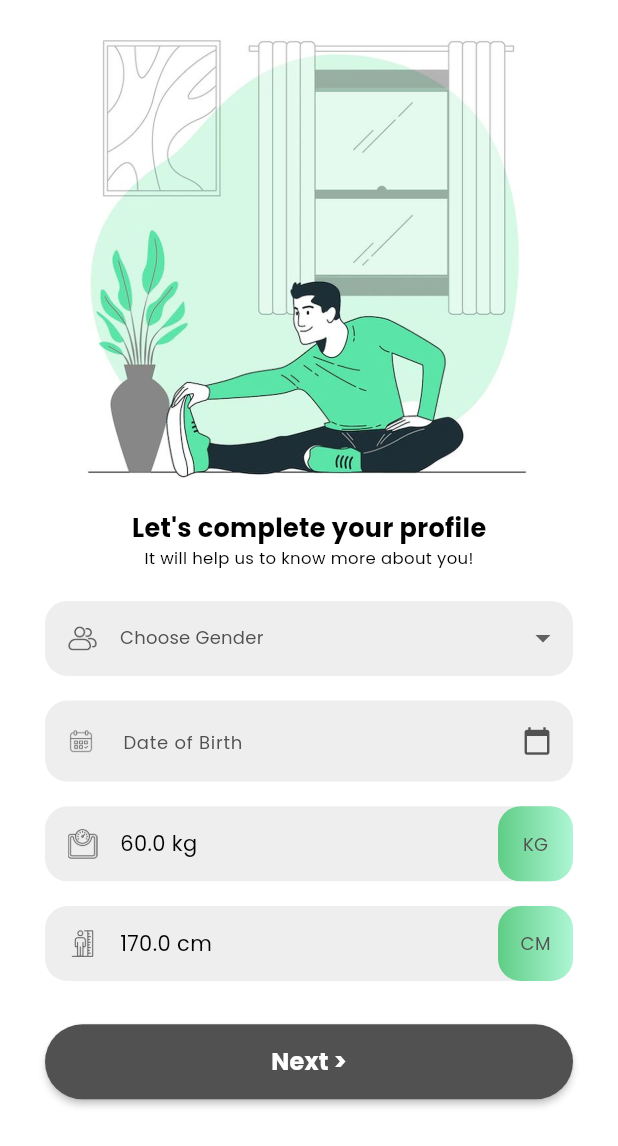
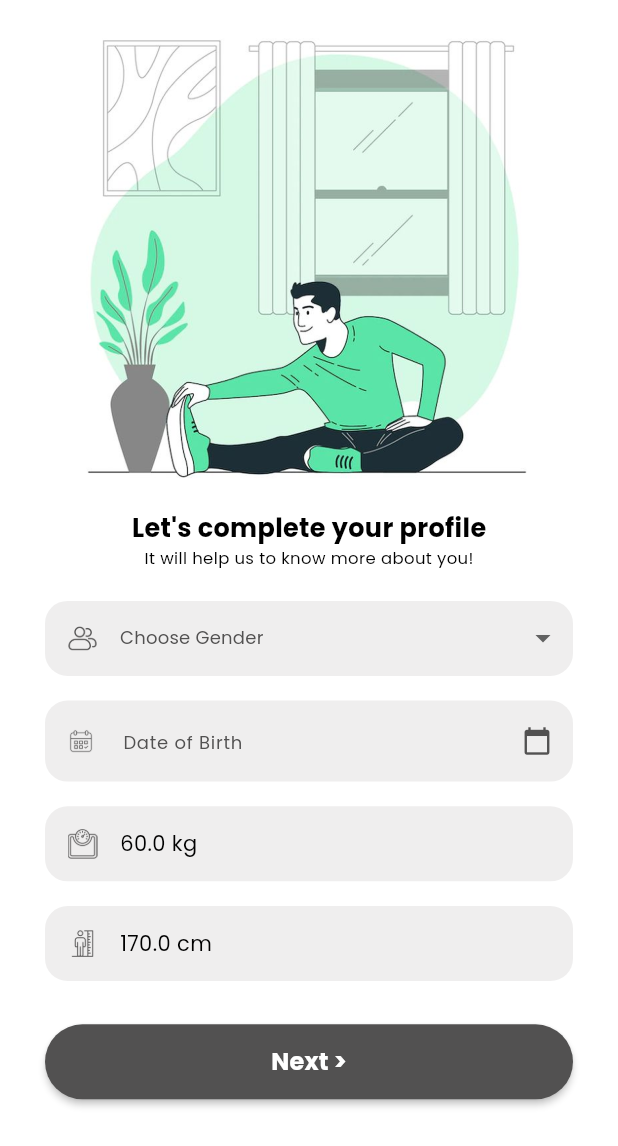
Before and after one commit to rej43/fitrack_new, a Flutter app: the CompleteProfileView screen opened directly, on a phone screen of 412 x 824 dp. Shown: the top 1146 px of the screen. Run offline on Flutter 3.47's test engine with Material 3 defaults, Android fonts, the phone set to English and light mode, and no system bars; our stand-ins replace carousel_slider.

Commit message:
removed kg and cm button

```diff
--- a/lib/view/login/complete_profile_view.dart
+++ b/lib/view/login/complete_profile_view.dart
@@ -190,7 +190,7 @@ class _CompleteProfileViewState extends State<CompleteProfileView> {
                                                     child: Text(
                                                       name,
                                                       style: TextStyle(
-                                                        color: TColor.grey,
+                                                        color: TColor.black,
                                                         fontSize: 14,
                                                       ),
                                                     ),
@@ -281,24 +281,6 @@ class _CompleteProfileViewState extends State<CompleteProfileView> {
                                   ),
                                 ),
                               ),
-                              rightWidget: Container(
-                                width: 50,
-                                height: 50,
-                                alignment: Alignment.center,
-                                decoration: BoxDecoration(
-                                  gradient: LinearGradient(
-                                    colors: TColor.primaryG,
-                                  ),
-                                  borderRadius: BorderRadius.circular(15),
-                                ),
-                                child: Text(
-                                  "KG",
-                                  style: TextStyle(
-                                    color: TColor.grey,
-                                    fontSize: 12,
-                                  ),
-                                ),
-                              ),
                             ),
                             if (_weightErrorText != null)
                               Padding(
@@ -339,24 +321,6 @@ class _CompleteProfileViewState extends State<CompleteProfileView> {
                                       color: TColor.black,
                                       fontSize: 14,
                                     ),
-                                  ),
-                                ),
-                              ),
-                              rightWidget: Container(
-                                width: 50,
-                                height: 50,
-                                alignment: Alignment.center,
-                                decoration: BoxDecoration(
-                                  gradient: LinearGradient(
-                                    colors: TColor.primaryG,
-                                  ),
-                                  borderRadius: BorderRadius.circular(15),
-                                ),
-                                child: Text(
-                                  "CM",
-                                  style: TextStyle(
-                                    color: TColor.grey,
-                                    fontSize: 12,
                                   ),
                                 ),
                               ),
```
Also changed, not shown: pubspec.lock.
